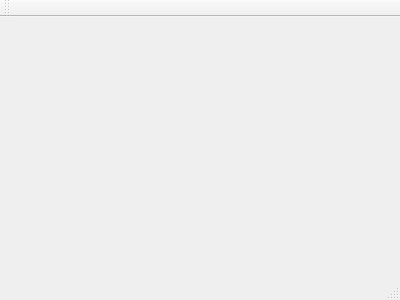
This is Ubuntu/Qt/FyCh/mainwindow.ui in ator89/Cpp as Qt 5 draws it before an edit. The edited form follows.
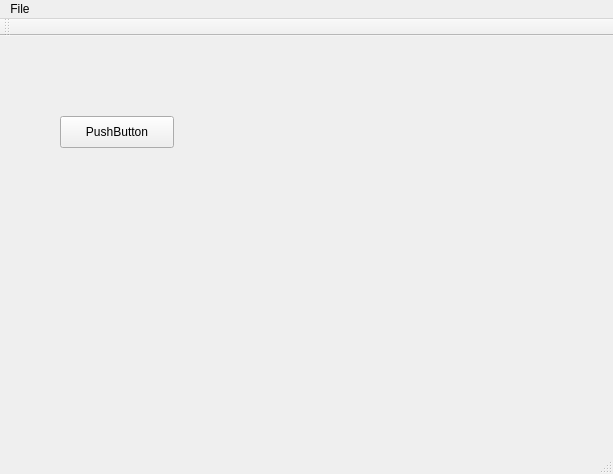
This is the edited form.

```diff
--- a/Ubuntu/Qt/FyCh/mainwindow.ui
+++ b/Ubuntu/Qt/FyCh/mainwindow.ui
@@ -1,24 +1,71 @@
 <ui version="4.0">
  <class>MainWindow</class>
- <widget class="QMainWindow" name="MainWindow" >
-  <property name="geometry" >
+ <widget class="QMainWindow" name="MainWindow">
+  <property name="geometry">
    <rect>
     <x>0</x>
     <y>0</y>
-    <width>400</width>
-    <height>300</height>
+    <width>613</width>
+    <height>474</height>
    </rect>
   </property>
   <property name="windowTitle" >
    <string>MainWindow</string>
   </property>
-  <widget class="QMenuBar" name="menuBar" />
-  <widget class="QToolBar" name="mainToolBar" />
-  <widget class="QWidget" name="centralWidget" />
-  <widget class="QStatusBar" name="statusBar" />
+  <widget class="QWidget" name="centralWidget">
+   <widget class="QPushButton" name="pb_login">
+    <property name="geometry">
+     <rect>
+      <x>60</x>
+      <y>80</y>
+      <width>114</width>
+      <height>32</height>
+     </rect>
+    </property>
+    <property name="text">
+     <string>PushButton</string>
+    </property>
+   </widget>
+  </widget>
+  <widget class="QMenuBar" name="menuBar">
+   <property name="geometry">
+    <rect>
+     <x>0</x>
+     <y>0</y>
+     <width>613</width>
+     <height>22</height>
+    </rect>
+   </property>
+   <widget class="QMenu" name="menuFile">
+    <property name="title">
+     <string>File</string>
+    </property>
+    <addaction name="actionIngreso"/>
+    <addaction name="actionTerminar_Sesion"/>
+   </widget>
+   <addaction name="menuFile"/>
+  </widget>
+  <widget class="QToolBar" name="mainToolBar">
+   <attribute name="toolBarArea">
+    <enum>TopToolBarArea</enum>
+   </attribute>
+   <attribute name="toolBarBreak">
+    <bool>false</bool>
+   </attribute>
+  </widget>
+  <widget class="QStatusBar" name="statusBar"/>
+  <action name="actionIngreso">
+   <property name="text">
+    <string>Ingreso</string>
+   </property>
+  </action>
+  <action name="actionTerminar_Sesion">
+   <property name="text">
+    <string>Terminar Sesion</string>
+   </property>
+  </action>
  </widget>
- <layoutDefault spacing="6" margin="11" />
- <pixmapfunction></pixmapfunction>
+ <layoutdefault spacing="6" margin="11"/>
  <resources/>
  <connections/>
 </ui>
```
Left out of the diff: 3 changed lines with no effect on the pictures.
